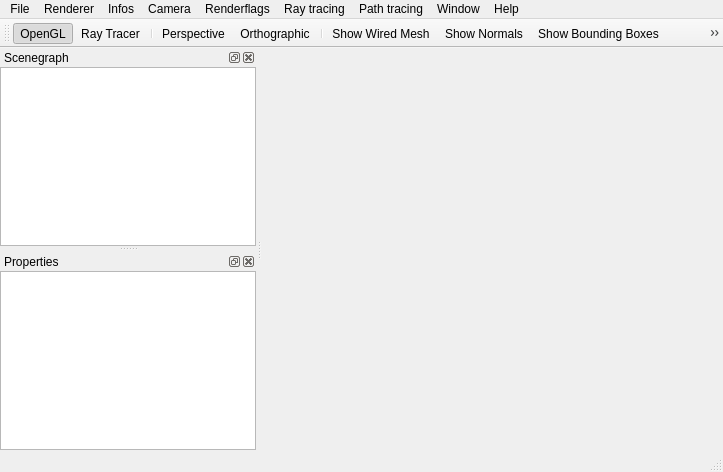
This is app-Viewer-Qt/qtMainWindow.ui in cpvrlab/SLProject as Qt 5 draws it before an edit. The edited form follows.
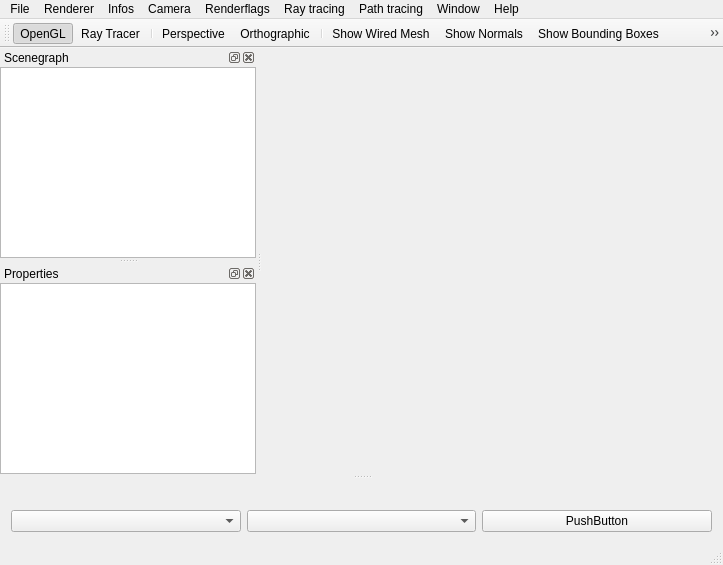
This is the edited form. Icons and pictures are not drawn. Custom widgets are drawn as their Qt base class.

```diff
--- a/app-Viewer-Qt/qtMainWindow.ui
+++ b/app-Viewer-Qt/qtMainWindow.ui
@@ -7,13 +7,19 @@
     <x>0</x>
     <y>0</y>
     <width>723</width>
-    <height>472</height>
+    <height>565</height>
    </rect>
   </property>
+  <property name="sizePolicy">
+   <sizepolicy hsizetype="Preferred" vsizetype="Minimum">
+    <horstretch>0</horstretch>
+    <verstretch>0</verstretch>
+   </sizepolicy>
+  </property>
   <property name="minimumSize">
    <size>
-    <width>640</width>
-    <height>400</height>
+    <width>0</width>
+    <height>0</height>
    </size>
   </property>
   <property name="focusPolicy">
@@ -406,7 +412,7 @@
    <property name="minimumSize">
     <size>
      <width>160</width>
-     <height>103</height>
+     <height>116</height>
     </size>
    </property>
    <property name="windowTitle">
@@ -490,6 +496,40 @@
     </layout>
    </widget>
   </widget>
+  <widget class="QDockWidget" name="dockAnimation">
+   <property name="sizePolicy">
+    <sizepolicy hsizetype="Fixed" vsizetype="Fixed">
+     <horstretch>0</horstretch>
+     <verstretch>0</verstretch>
+    </sizepolicy>
+   </property>
+   <property name="floating">
+    <bool>false</bool>
+   </property>
+   <property name="features">
+    <set>QDockWidget::NoDockWidgetFeatures</set>
+   </property>
+   <attribute name="dockWidgetArea">
+    <number>8</number>
+   </attribute>
+   <widget class="QWidget" name="dockWidgetContents_3">
+    <layout class="QHBoxLayout" name="horizontalLayout">
+     <item>
+      <widget class="QComboBox" name="animationTypeSelect"/>
+     </item>
+     <item>
+      <widget class="QComboBox" name="animationSelect"/>
+     </item>
+     <item>
+      <widget class="QPushButton" name="playButton">
+       <property name="text">
+        <string>PushButton</string>
+       </property>
+      </widget>
+     </item>
+    </layout>
+   </widget>
+  </widget>
   <action name="action_Quit">
    <property name="text">
     <string>Quit</string>
```
Left out of the diff: 9 changed lines with no effect on the pictures.
